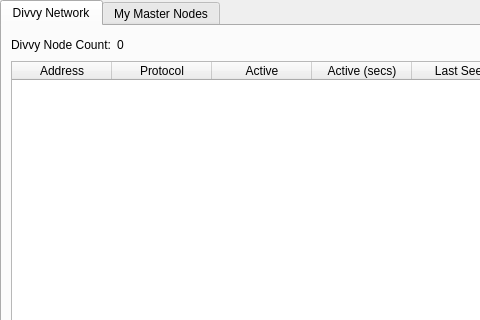
Above: src/qt/forms/masternodemanager.ui from CryptoProf1/divvy before the change; both pictures show x 0 to 480 and y 0 to 320 of the 723 by 457 pixel window. Below: the same form after it.
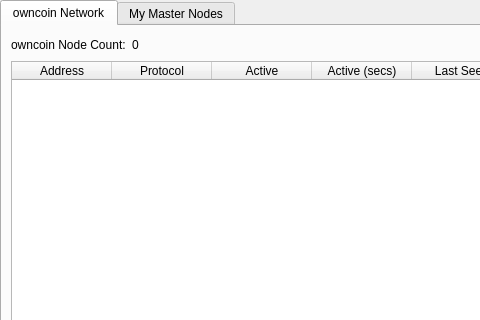
That is the form after the change. The open tabs and pages were chosen to show the change.

```diff
--- a/src/qt/forms/masternodemanager.ui
+++ b/src/qt/forms/masternodemanager.ui
@@ -38,7 +38,7 @@
        </property>
        <widget class="QWidget" name="tab">
         <attribute name="title">
-         <string>Divvy Network</string>
+         <string>owncoin Network</string>
         </attribute>
         <layout class="QGridLayout" name="gridLayout">
          <item row="1" column="0">
@@ -98,7 +98,7 @@
            <item>
             <widget class="QLabel" name="label_2">
              <property name="text">
-              <string>Divvy Node Count:</string>
+              <string>owncoin Node Count:</string>
              </property>
             </widget>
            </item>
```
